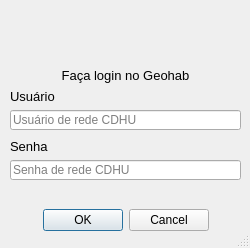
Before: the Qt Designer form login_dialog_base.ui in maviz991/qgis-geometadata-plugin, drawn with Qt 5.
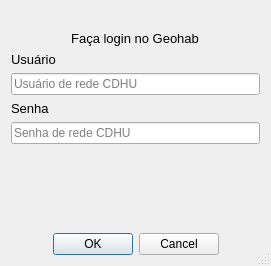
After: the same form once the commit is applied. Icons and pictures are not drawn.

```diff
--- a/login_dialog_base.ui
+++ b/login_dialog_base.ui
@@ -6,8 +6,8 @@
    <rect>
     <x>0</x>
     <y>0</y>
-    <width>250</width>
-    <height>248</height>
+    <width>271</width>
+    <height>266</height>
    </rect>
   </property>
   <property name="windowTitle">
@@ -19,34 +19,11 @@
   <property name="modal">
    <bool>false</bool>
   </property>
-  <widget class="QDialogButtonBox" name="buttonBox">
-   <property name="geometry">
-    <rect>
-     <x>0</x>
-     <y>200</y>
-     <width>251</width>
-     <height>41</height>
-    </rect>
-   </property>
-   <property name="orientation">
-    <enum>Qt::Horizontal</enum>
-   </property>
-   <property name="standardButtons">
-    <set>QDialogButtonBox::Cancel|QDialogButtonBox::Ok</set>
-   </property>
-   <property name="centerButtons">
-    <bool>true</bool>
-   </property>
-  </widget>
+  <layout class="QGridLayout" name="gridLayout_8">
+   <item row="2" column="0">
+    <layout class="QGridLayout" name="gridLayout_3">
+     <item row="0" column="0">
   <widget class="QLabel" name="label">
-   <property name="geometry">
-    <rect>
-     <x>10</x>
-     <y>90</y>
-     <width>47</width>
-     <height>13</height>
-    </rect>
-   </property>
    <property name="font">
     <font>
      <pointsize>10</pointsize>
@@ -55,66 +32,17 @@
    <property name="text">
     <string>Usuário</string>
    </property>
-  </widget>
-  <widget class="QLineEdit" name="lineEdit_username">
-   <property name="geometry">
-    <rect>
-     <x>10</x>
-     <y>110</y>
-     <width>231</width>
-     <height>20</height>
-    </rect>
-   </property>
-   <property name="placeholderText">
-    <string>Usuário de rede CDHU</string>
-   </property>
-  </widget>
-  <widget class="QLabel" name="label_2">
-   <property name="geometry">
-    <rect>
-     <x>10</x>
-     <y>140</y>
-     <width>47</width>
-     <height>13</height>
-    </rect>
-   </property>
-   <property name="font">
-    <font>
-     <pointsize>10</pointsize>
-    </font>
-   </property>
-   <property name="text">
-    <string>Senha</string>
-   </property>
-  </widget>
-  <widget class="QLineEdit" name="lineEdit_password">
-   <property name="geometry">
-    <rect>
-     <x>10</x>
-     <y>160</y>
-     <width>231</width>
-     <height>20</height>
-    </rect>
-   </property>
-   <property name="text">
-    <string/>
-   </property>
-   <property name="echoMode">
-    <enum>QLineEdit::Password</enum>
-   </property>
-   <property name="placeholderText">
-    <string>Senha de rede CDHU</string>
-   </property>
-  </widget>
+       <property name="alignment">
+        <set>Qt::AlignBottom|Qt::AlignLeading|Qt::AlignLeft</set>
+       </property>
+      </widget>
+     </item>
+    </layout>
+   </item>
+   <item row="1" column="0">
+    <layout class="QGridLayout" name="gridLayout_2">
+     <item row="0" column="0">
   <widget class="QLabel" name="label_3">
-   <property name="geometry">
-    <rect>
-     <x>0</x>
-     <y>60</y>
-     <width>251</width>
-     <height>31</height>
-    </rect>
-   </property>
    <property name="sizePolicy">
     <sizepolicy hsizetype="Fixed" vsizetype="Fixed">
      <horstretch>0</horstretch>
@@ -133,15 +61,13 @@
     <set>Qt::AlignCenter</set>
    </property>
   </widget>
+     </item>
+    </layout>
+   </item>
+   <item row="0" column="0">
+    <layout class="QGridLayout" name="gridLayout">
+     <item row="0" column="0">
   <widget class="QLabel" name="label_4">
-   <property name="geometry">
-    <rect>
-     <x>0</x>
-     <y>10</y>
-     <width>251</width>
-     <height>51</height>
-    </rect>
-   </property>
    <property name="frameShape">
     <enum>QFrame::NoFrame</enum>
    </property>
@@ -167,6 +93,87 @@
     <set>Qt::AlignCenter</set>
    </property>
   </widget>
+     </item>
+    </layout>
+   </item>
+   <item row="5" column="0">
+    <layout class="QGridLayout" name="gridLayout_5">
+     <item row="0" column="0">
+      <widget class="QLineEdit" name="lineEdit_password">
+       <property name="text">
+        <string/>
+       </property>
+       <property name="echoMode">
+        <enum>QLineEdit::Password</enum>
+       </property>
+       <property name="placeholderText">
+        <string>Senha de rede CDHU</string>
+       </property>
+      </widget>
+     </item>
+    </layout>
+   </item>
+   <item row="3" column="0">
+    <layout class="QGridLayout" name="gridLayout_4">
+     <item row="0" column="0">
+      <widget class="QLineEdit" name="lineEdit_username">
+       <property name="placeholderText">
+        <string>Usuário de rede CDHU</string>
+       </property>
+      </widget>
+     </item>
+    </layout>
+   </item>
+   <item row="4" column="0">
+    <layout class="QGridLayout" name="gridLayout_6">
+     <item row="0" column="0">
+      <widget class="QLabel" name="label_2">
+       <property name="font">
+        <font>
+         <pointsize>10</pointsize>
+        </font>
+       </property>
+       <property name="text">
+        <string>Senha</string>
+       </property>
+       <property name="alignment">
+        <set>Qt::AlignBottom|Qt::AlignLeading|Qt::AlignLeft</set>
+       </property>
+      </widget>
+     </item>
+    </layout>
+   </item>
+   <item row="7" column="0">
+    <layout class="QGridLayout" name="gridLayout_7">
+     <item row="0" column="0">
+      <widget class="QDialogButtonBox" name="buttonBox">
+       <property name="orientation">
+        <enum>Qt::Horizontal</enum>
+       </property>
+       <property name="standardButtons">
+        <set>QDialogButtonBox::Cancel|QDialogButtonBox::Ok</set>
+       </property>
+       <property name="centerButtons">
+        <bool>true</bool>
+       </property>
+      </widget>
+     </item>
+    </layout>
+   </item>
+   <item row="6" column="0">
+    <spacer name="verticalSpacer">
+     <property name="orientation">
+      <enum>Qt::Vertical</enum>
+     </property>
+     <property name="sizeHint" stdset="0">
+      <size>
+       <width>20</width>
+       <height>40</height>
+      </size>
+     </property>
+    </spacer>
+   </item>
+  </layout>
  </widget>
  <resources/>
  <connections>
```
Left out of the diff: 8 changed lines with no effect on the pictures. Lines whose indentation alone changed are shown as unchanged.
